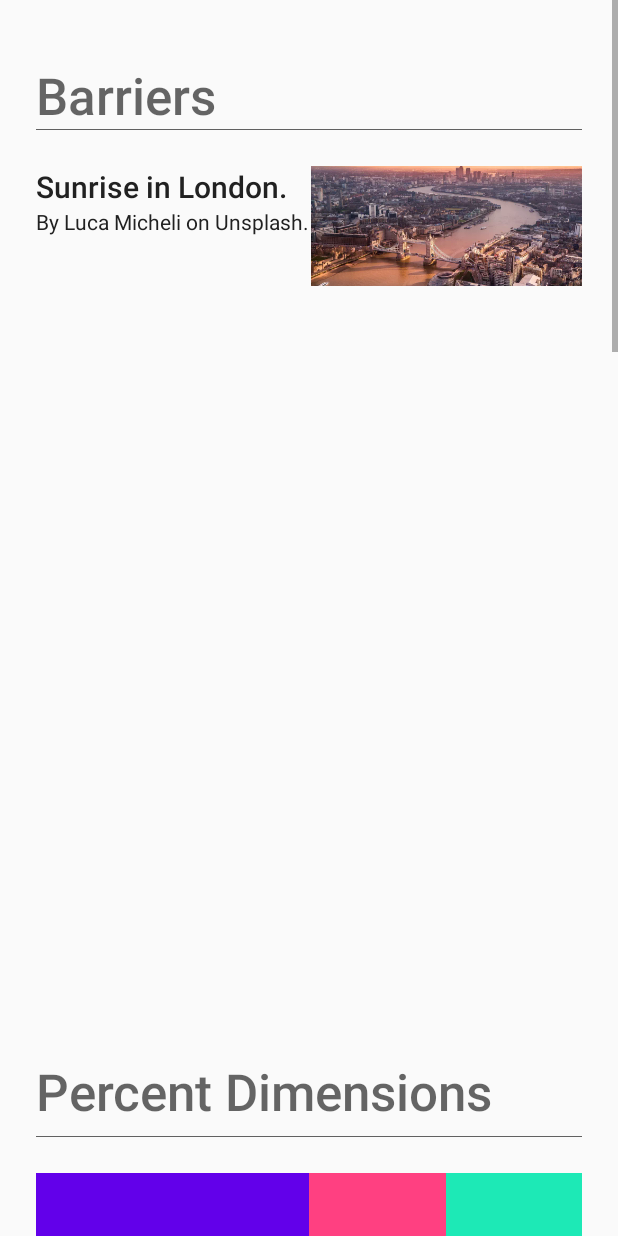
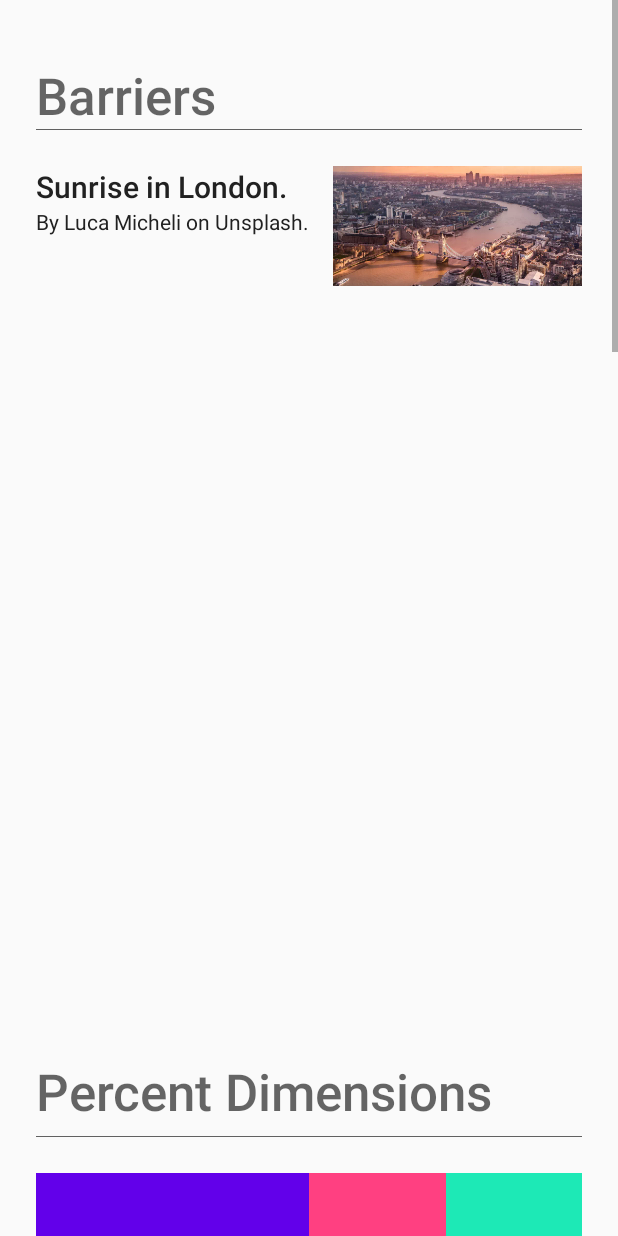
Before and after one commit to queencodemonkey/cool-constraintlayout-2.0, an Android app: the FeaturesActivity screen opened directly, with no data from a screen before it, on a phone screen of 412 x 824 dp. Run offline under Robolectric (Android 15) with nearby library versions, the phone set to English and light mode, and no system bars.

Commit message:
Use barrier to position image and title.

```diff
--- a/app/src/main/res/layout/activity_features.xml
+++ b/app/src/main/res/layout/activity_features.xml
@@ -124,7 +124,7 @@
       style="@style/Image"
       android:layout_width="0dp"
       android:layout_height="@dimen/image_height"
-      app:layout_constraintStart_toEndOf="@+id/image_title"
+      app:layout_constraintStart_toEndOf="@+id/barrier"
       app:layout_constraintEnd_toEndOf="parent"
       app:layout_constraintTop_toTopOf="@+id/image_title"
       android:layout_marginStart="@dimen/image_margin_horizontal"
@@ -153,6 +153,13 @@
       app:layout_constraintTop_toBottomOf="@+id/image_title"
       android:text="@string/barrier_image_desc_02" />
     <!--android:text="@string/barrier_image_desc_01" />-->
+
+    <androidx.constraintlayout.widget.Barrier
+      android:id="@+id/barrier"
+      android:layout_width="wrap_content"
+      android:layout_height="wrap_content"
+      app:constraint_referenced_ids="image_title,image_desc"
+      app:barrierDirection="end" />
 
 
 
```
